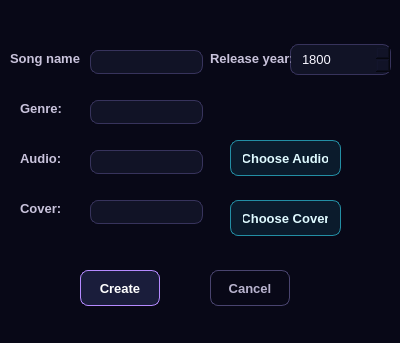
First picture: the form in createsongdialog.ui, repository Kiana-hash/MusicAppQt, before the edit.
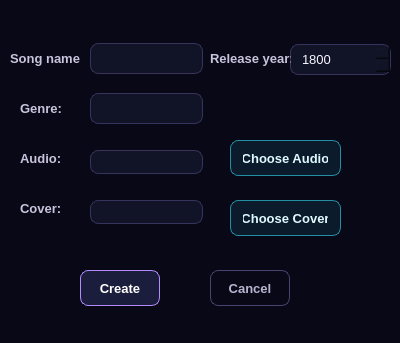
Second picture: the form after the edit.

The edit to the form file:
```diff
--- a/createsongdialog.ui
+++ b/createsongdialog.ui
@@ -357,9 +357,9 @@
    <property name="geometry">
     <rect>
      <x>90</x>
-     <y>50</y>
+     <y>43</y>
      <width>113</width>
-     <height>24</height>
+     <height>31</height>
     </rect>
    </property>
   </widget>
@@ -383,9 +383,9 @@
    <property name="geometry">
     <rect>
      <x>90</x>
-     <y>100</y>
+     <y>93</y>
      <width>113</width>
-     <height>24</height>
+     <height>31</height>
     </rect>
    </property>
   </widget>
```
